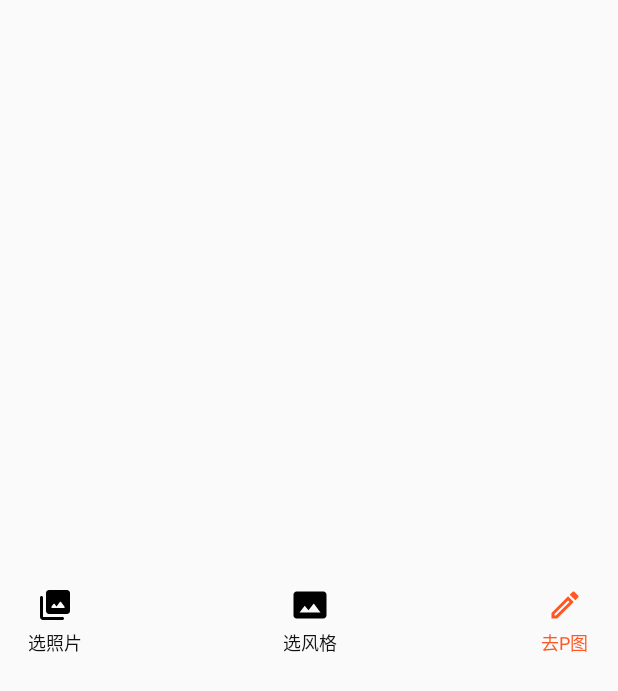
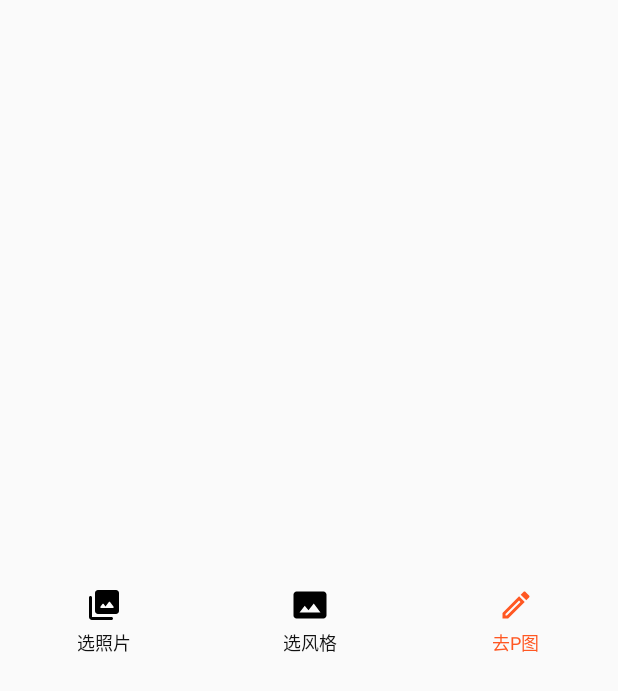
Before and after one commit to liuguicen/IntelImEditor, an Android app: the layout fragment_transfer.xml on its own in the app's theme, with its tools: preview values and no code run, on a phone screen of 412 x 824 dp. Shown: the top 691 px of the screen. Run offline under Robolectric (Android 15) with nearby library versions, the phone set to English and light mode, and no system bars.

Commit message:
风格迁移底部UI调整

```diff
--- a/app/src/main/res/layout/fragment_transfer.xml
+++ b/app/src/main/res/layout/fragment_transfer.xml
@@ -8,17 +8,18 @@
 
     <com.mandi.intelimeditor.home.view.BottomFunctionView
         android:id="@+id/choose_pic"
-        android:layout_width="wrap_content"
+        android:layout_width="0dp"
         android:layout_height="wrap_content"
         app:bfv_icon="@drawable/round_photo_library"
         app:bfv_title="@string/choose_pic"
         app:layout_constraintBottom_toBottomOf="parent"
+        app:layout_constraintEnd_toStartOf="@+id/choose_style"
         app:layout_constraintStart_toStartOf="parent"
         app:layout_constraintTop_toTopOf="parent" />
 
     <com.mandi.intelimeditor.home.view.BottomFunctionView
         android:id="@+id/choose_style"
-        android:layout_width="wrap_content"
+        android:layout_width="0dp"
         android:layout_height="wrap_content"
         app:bfv_icon="@drawable/ic_style_transfer"
         app:bfv_title="@string/choose_style"
@@ -29,13 +30,14 @@
 
     <com.mandi.intelimeditor.home.view.BottomFunctionView
         android:id="@+id/go_ptu"
-        android:layout_width="wrap_content"
+        android:layout_width="0dp"
         android:layout_height="wrap_content"
         app:bfv_color="@color/deepOrange"
         app:bfv_icon="@drawable/outline_mode_edit"
         app:bfv_title="@string/go_ptu"
         app:layout_constraintBottom_toBottomOf="parent"
         app:layout_constraintEnd_toEndOf="parent"
+        app:layout_constraintStart_toEndOf="@+id/choose_style"
         app:layout_constraintTop_toTopOf="parent" />
 
 </androidx.constraintlayout.widget.ConstraintLayout>
```
Also changed, not shown: app/src/main/java/com/mandi/intelimeditor/common/view/ImageDecoration.java (renamed from app/src/main/java/com/mandi/intelimeditor/common/view/SimplePaddingDecoration.java, +9 -2 lines), app/src/main/java/com/mandi/intelimeditor/ptu/transfer/StyleTransferFragment.java (+4 -8 lines).
